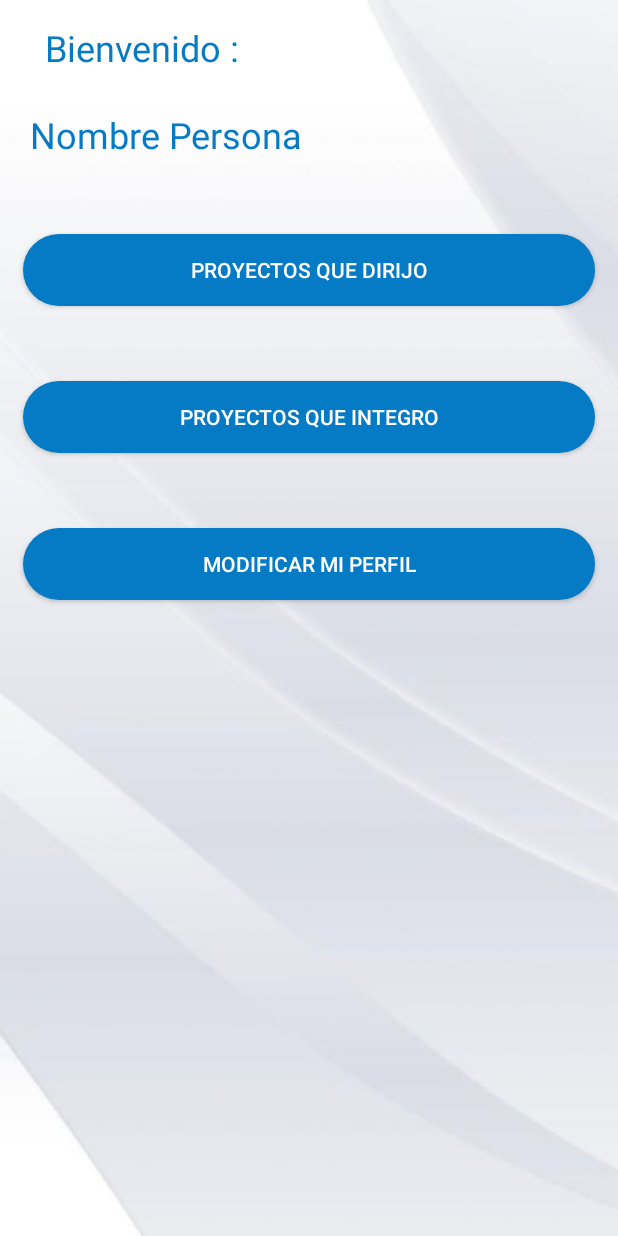
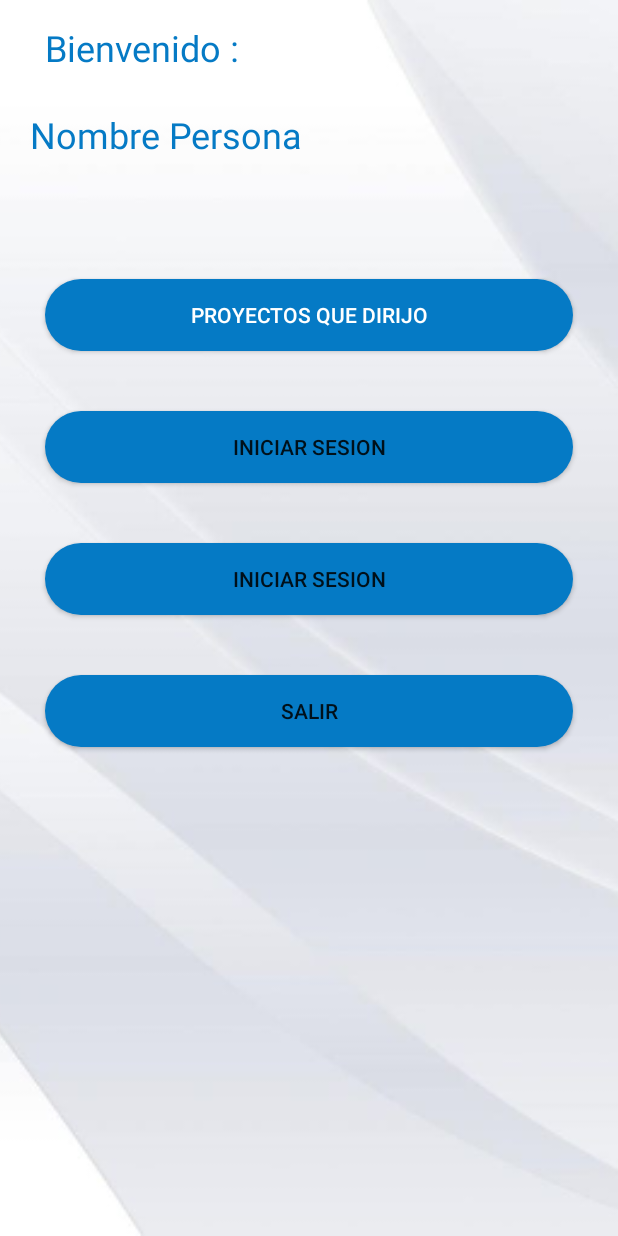
Before and after one commit to NicolasDuranGarces/Android-1, an Android app: the MenuPrincipal screen opened directly, with no data from a screen before it, on a phone screen of 412 x 824 dp. Run offline under Robolectric (Android 15) with nearby library versions, the phone set to English and light mode, and no system bars; 3 statements that could not run were skipped.

Commit message:
Craacion de Registro de Proyectos y Lista de Proyectos Propios
Se crea las interfaces pero hay un problema al momento de registrar que no lo hace , por ende no se puede continiar con el trabajo

```diff
--- a/Proyectos_Institucionales/app/src/main/AndroidManifest.xml
+++ b/Proyectos_Institucionales/app/src/main/AndroidManifest.xml
@@ -9,7 +9,9 @@
         android:roundIcon="@mipmap/ic_launcher_round"
         android:supportsRtl="true"
         android:theme="@style/AppTheme">
-        <activity android:name=".MenuPrincipal"></activity>
+        <activity android:name=".CrearProyecto"></activity>
+        <activity android:name=".misProyectos" />
+        <activity android:name=".MenuPrincipal" />
         <activity android:name=".RegistroUsuario" />
         <activity android:name=".Login" />
         <activity android:name=".MainActivity">
--- a/Proyectos_Institucionales/app/src/main/res/layout/activity_menu_principal.xml
+++ b/Proyectos_Institucionales/app/src/main/res/layout/activity_menu_principal.xml
@@ -42,52 +42,50 @@
             android:paddingLeft="20dp"/>
 
         <Button
-            android:id="@+id/button"
+            android:id="@+id/btnMisProyectos"
             android:layout_width="match_parent"
             android:layout_height="wrap_content"
+            android:layout_marginLeft="30dp"
+            android:layout_marginTop="40dp"
+            android:layout_marginRight="30dp"
+            android:background="@drawable/btn_redondeado_blanco"
+            android:onClick="misProyectos"
             android:text="proyectos que dirijo"
-            android:layout_marginLeft="15dp"
-            android:layout_marginTop="10dp"
-            android:layout_marginRight="15dp"
-            android:layout_marginBottom="40dp"
-            android:background="@drawable/btn_redondeado_blanco"
-            android:ems="10"
-            android:padding="10dp"
-            android:paddingLeft="10dp"
-            android:paddingRight="10dp"
-            android:textColor="@color/white"/>
+            android:textColor="@color/white" />
 
 
         <Button
-            android:id="@+id/button2"
+            android:id="@+id/btnIniciar2"
             android:layout_width="match_parent"
             android:layout_height="wrap_content"
-            android:text="proyectos que integro"
-            android:layout_marginLeft="15dp"
-            android:layout_marginTop="10dp"
-            android:layout_marginRight="15dp"
-            android:layout_marginBottom="40dp"
+            android:layout_marginLeft="30dp"
+            android:layout_marginTop="40dp"
+            android:layout_marginRight="30dp"
             android:background="@drawable/btn_redondeado_blanco"
-            android:ems="10"
-            android:padding="10dp"
-            android:paddingLeft="10dp"
-            android:paddingRight="10dp"
-            android:textColor="@color/white"/>
+            android:text="@string/iniciar_sesion" />
 
         <Button
-            android:id="@+id/button3"
+            android:id="@+id/btnIniciar"
             android:layout_width="match_parent"
             android:layout_height="wrap_content"
-            android:text="Modificar MI Perfil"
-            android:layout_marginLeft="15dp"
-            android:layout_marginTop="10dp"
-            android:layout_marginRight="15dp"
-            android:layout_marginBottom="10dp"
+            android:layout_marginLeft="30dp"
+            android:layout_marginTop="40dp"
+            android:layout_marginRight="30dp"
             android:background="@drawable/btn_redondeado_blanco"
-            android:ems="10"
-            android:padding="10dp"
-            android:paddingLeft="10dp"
-            android:paddingRight="10dp"
-            android:textColor="@color/white"/>
+            android:text="@string/iniciar_sesion" />
+
+        <Button
+            android:id="@+id/btnSalir"
+            android:layout_width="match_parent"
+            android:layout_height="wrap_content"
+            android:layout_marginLeft="30dp"
+            android:layout_marginTop="40dp"
+            android:layout_marginRight="30dp"
+            android:background="@drawable/btn_redondeado_blanco"
+            android:text="Salir" />
+
+
+
+
     </LinearLayout>
 </RelativeLayout>
```
Also changed, not shown: Proyectos_Institucionales/app/src/main/java/com/jose/proyectos_institucionales/CrearProyecto.java (added, +136 -0 lines), Proyectos_Institucionales/app/src/main/java/com/jose/proyectos_institucionales/MenuPrincipal.java (+23 -1 lines), Proyectos_Institucionales/app/src/main/java/com/jose/proyectos_institucionales/misProyectos.java (added, +31 -0 lines), Proyectos_Institucionales/app/src/main/res/layout/activity_crear_proyecto.xml (added, +113 -0 lines), Proyectos_Institucionales/app/src/main/res/layout/activity_mis_proyectos.xml (added, +65 -0 lines).
